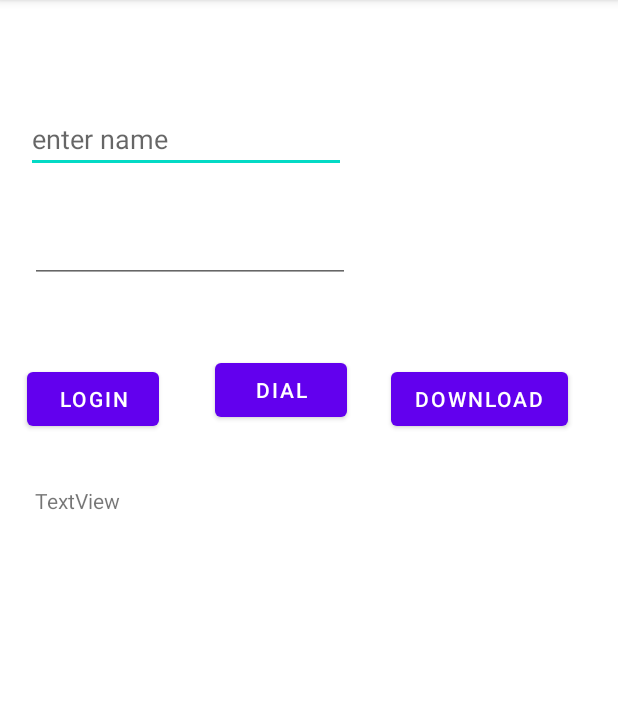
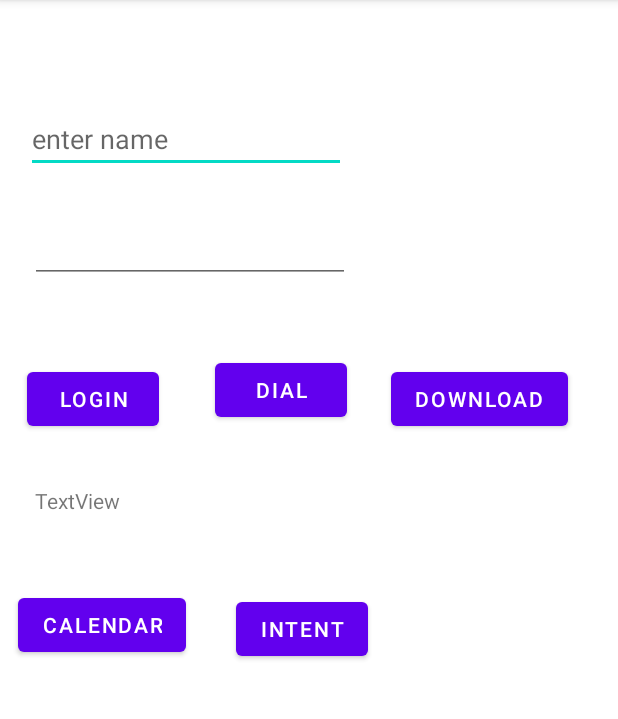
Before and after one commit to abdultanveer/b3First, an Android app: the screen it shows after launch (MainActivity), on a phone screen of 412 x 824 dp, the part 84-803 px from its top. Run offline under Robolectric (Android 15) with nearby library versions, the phone set to English and light mode, and no system bars.

```diff
--- a/app/src/main/AndroidManifest.xml
+++ b/app/src/main/AndroidManifest.xml
@@ -31,7 +31,7 @@
         </activity>
         <receiver android:name=".SmsReceiver" android:exported="true">
             <intent-filter>
-                <action android:name="android.provider.Telephony.SMS_RECEIVED"></action>
+                    <action android:name="android.provider.Telephony.SMS_RECEIVED"></action>
 
             </intent-filter>
         </receiver>
--- a/app/src/main/res/layout/activity_main.xml
+++ b/app/src/main/res/layout/activity_main.xml
@@ -63,11 +63,11 @@
 
     <ProgressBar
         android:id="@+id/progressBar"
-        android:visibility="invisible"
         style="?android:attr/progressBarStyleHorizontal"
         android:layout_width="0dp"
         android:layout_height="wrap_content"
         android:layout_marginTop="36dp"
+        android:visibility="invisible"
         app:layout_constraintEnd_toEndOf="parent"
         app:layout_constraintStart_toStartOf="parent"
         app:layout_constraintTop_toBottomOf="@+id/tvContact" />
@@ -78,8 +78,29 @@
         android:layout_height="wrap_content"
         android:layout_marginTop="6dp"
         android:layout_marginEnd="33dp"
+        android:onClick="clickHandler"
         android:text="download"
-        android:onClick="clickHandler"
         app:layout_constraintEnd_toEndOf="parent"
         app:layout_constraintTop_toTopOf="@+id/btnDial" />
+
+    <Button
+        android:id="@+id/btnCal"
+        android:layout_width="wrap_content"
+        android:layout_height="wrap_content"
+        android:layout_marginStart="12dp"
+        android:layout_marginTop="13dp"
+        android:onClick="clickHandler"
+        android:text="calendar"
+        app:layout_constraintStart_toStartOf="parent"
+        app:layout_constraintTop_toTopOf="@+id/progressBar" />
+
+    <Button
+        android:id="@+id/btnIntent"
+        android:layout_width="wrap_content"
+        android:layout_height="wrap_content"
+        android:layout_marginStart="33dp"
+        android:onClick="clickHandler"
+        android:text="intent"
+        app:layout_constraintStart_toEndOf="@+id/btnCal"
+        app:layout_constraintTop_toBottomOf="@+id/progressBar" />
 </androidx.constraintlayout.widget.ConstraintLayout>
```
Also changed, not shown: app/src/main/java/com/example/b3first/MainActivity.kt (+14 -0 lines), app/src/main/java/com/example/b3first/SmsReceiver.kt (+32 -2 lines).
